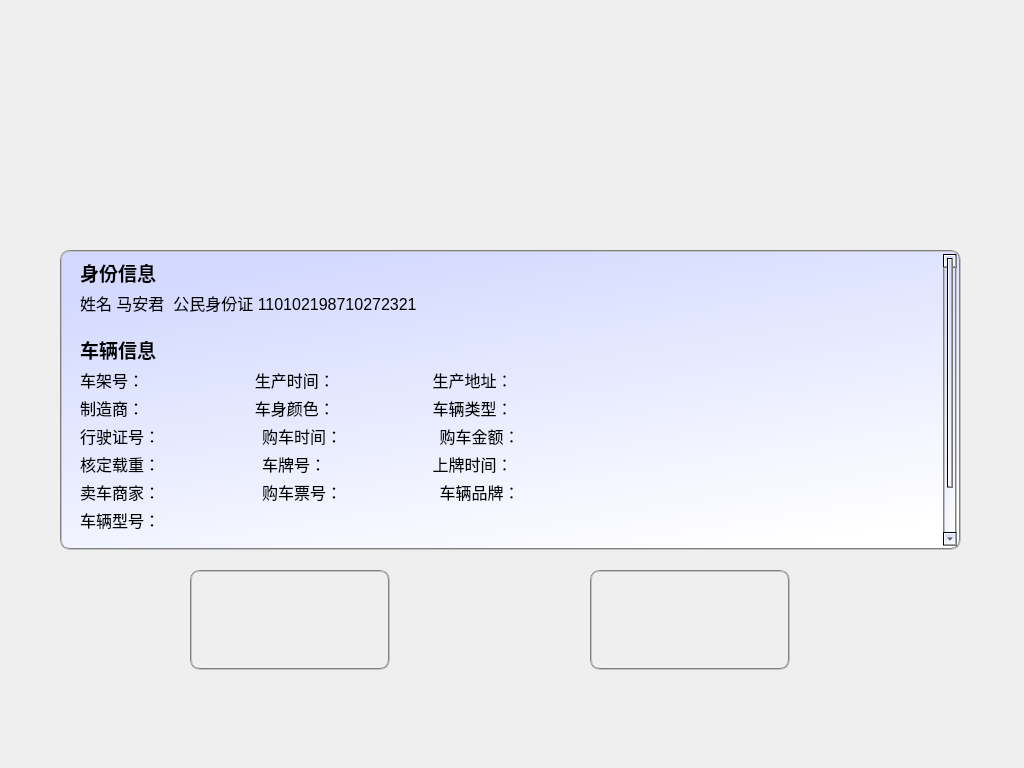
This is VehicleManagement/VehicleManage/inputdonedialog.ui in maanjun/IVM as Qt 5 draws it before an edit. The edited form follows.
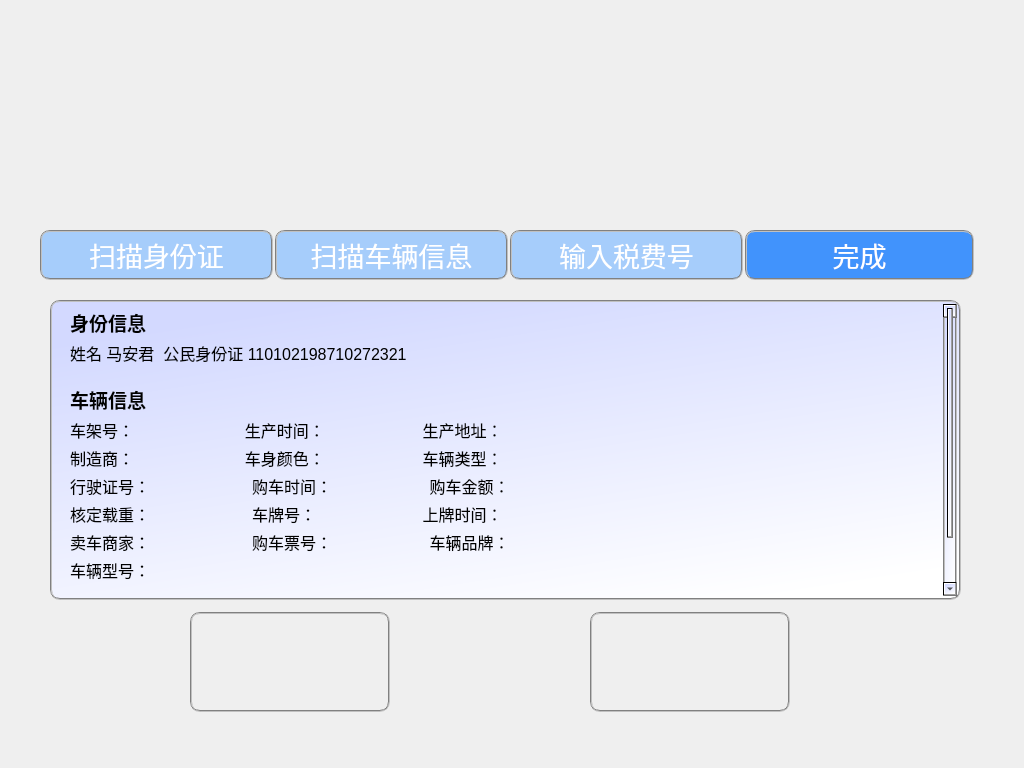
This is the edited form. Icons and pictures are not drawn.

What changed in the file:
```diff
--- a/VehicleManagement/VehicleManage/inputdonedialog.ui
+++ b/VehicleManagement/VehicleManage/inputdonedialog.ui
@@ -17,7 +17,7 @@
    <property name="geometry">
     <rect>
      <x>190</x>
-     <y>570</y>
+     <y>612</y>
      <width>200</width>
      <height>100</height>
     </rect>
@@ -40,7 +40,7 @@
    <property name="geometry">
     <rect>
      <x>590</x>
-     <y>570</y>
+     <y>612</y>
      <width>200</width>
      <height>100</height>
     </rect>
@@ -61,9 +61,9 @@
   <widget class="QTextBrowser" name="textBrowser">
    <property name="geometry">
     <rect>
-     <x>60</x>
-     <y>250</y>
-     <width>901</width>
+     <x>50</x>
+     <y>300</y>
+     <width>911</width>
      <height>300</height>
     </rect>
    </property>
@@ -89,6 +89,102 @@
 &lt;p style=&quot; margin-top:4px; margin-bottom:0px; margin-left:12px; margin-right:0px; -qt-block-indent:0; text-indent:0px;&quot;&gt;&lt;span style=&quot; font-size:12pt;&quot;&gt;发票号：                         车船税号：&lt;/span&gt;&lt;/p&gt;&lt;/body&gt;&lt;/html&gt;</string>
    </property>
   </widget>
+  <widget class="QPushButton" name="pushButton_2">
+   <property name="geometry">
+    <rect>
+     <x>275</x>
+     <y>230</y>
+     <width>233</width>
+     <height>50</height>
+    </rect>
+   </property>
+   <property name="font">
+    <font>
+     <family>黑体</family>
+     <pointsize>20</pointsize>
+    </font>
+   </property>
+   <property name="styleSheet">
+    <string notr="true">border:2px groove gray;border-radius:10px;padding:2px 4px;
+color: rgb(255, 255, 255);
+background-color: rgb(166, 205, 251);</string>
+   </property>
+   <property name="text">
+    <string>扫描车辆信息</string>
+   </property>
+  </widget>
+  <widget class="QPushButton" name="pushButton">
+   <property name="geometry">
+    <rect>
+     <x>40</x>
+     <y>230</y>
+     <width>233</width>
+     <height>50</height>
+    </rect>
+   </property>
+   <property name="font">
+    <font>
+     <family>黑体</family>
+     <pointsize>20</pointsize>
+    </font>
+   </property>
+   <property name="styleSheet">
+    <string notr="true">border:2px groove gray;border-radius:10px;padding:2px 4px;
+color: rgb(255, 255, 255);
+background-color: rgb(166, 205, 251);</string>
+   </property>
+   <property name="text">
+    <string>扫描身份证</string>
+   </property>
+  </widget>
+  <widget class="QPushButton" name="pushButton_3">
+   <property name="geometry">
+    <rect>
+     <x>510</x>
+     <y>230</y>
+     <width>233</width>
+     <height>50</height>
+    </rect>
+   </property>
+   <property name="font">
+    <font>
+     <family>黑体</family>
+     <pointsize>20</pointsize>
+    </font>
+   </property>
+   <property name="styleSheet">
+    <string notr="true">border:2px groove gray;border-radius:10px;padding:2px 4px;
+color: rgb(255, 255, 255);
+background-color: rgb(166, 205, 251);</string>
+   </property>
+   <property name="text">
+    <string>输入税费号</string>
+   </property>
+  </widget>
+  <widget class="QPushButton" name="pushButton_4">
+   <property name="geometry">
+    <rect>
+     <x>745</x>
+     <y>230</y>
+     <width>229</width>
+     <height>50</height>
+    </rect>
+   </property>
+   <property name="font">
+    <font>
+     <family>黑体</family>
+     <pointsize>20</pointsize>
+    </font>
+   </property>
+   <property name="styleSheet">
+    <string notr="true">border:2px groove gray;border-radius:10px;padding:2px 4px;
+color: rgb(255, 255, 255);
+background-color: rgb(65, 147, 252);</string>
+   </property>
+   <property name="text">
+    <string>完成</string>
+   </property>
+  </widget>
  </widget>
  <layoutdefault spacing="6" margin="11"/>
  <resources>
```
